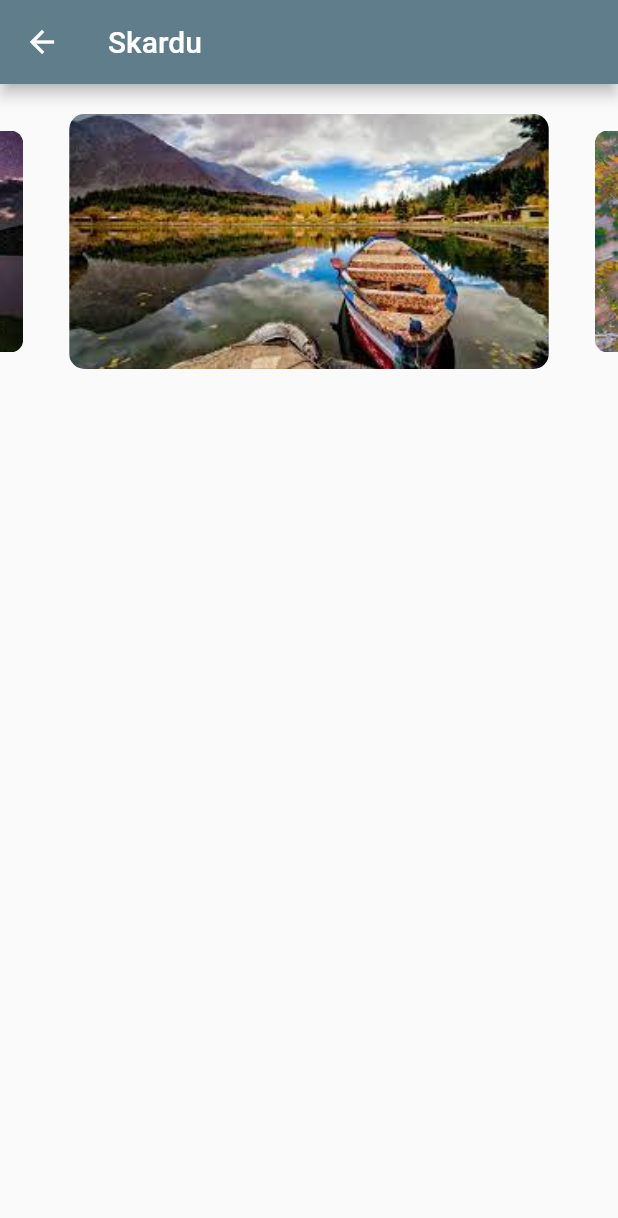
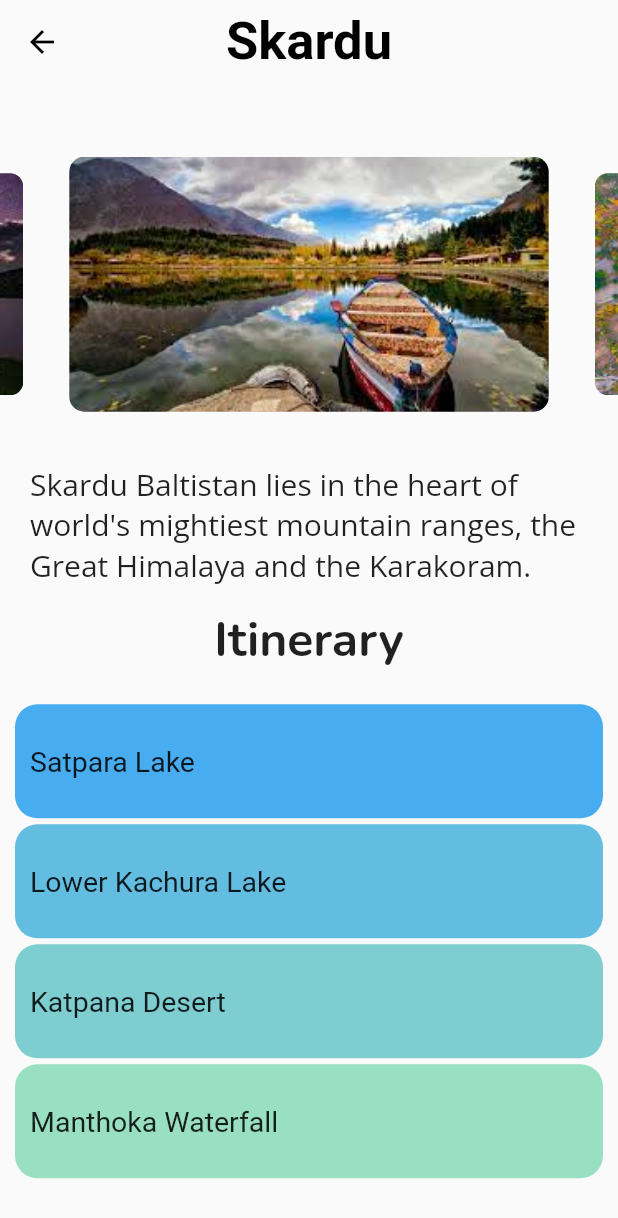
Before and after one commit to areeshak/travel_app, a Flutter app: the screen it shows after launch, after a tap on "Skardu", on a phone screen of 412 x 824 dp. Shown: the top 1218 px of the screen. Run offline on Flutter 3.47's test engine with Material 2 defaults, Android fonts, the phone set to English and light mode, and no system bars; our stand-ins replace google_fonts.

Commit message:
Add itinerary listview & change fonts.

```diff
--- a/lib/entities/locations.dart
+++ b/lib/entities/locations.dart
@@ -3,13 +3,13 @@ class Locations {
   String tag;
   List<String> imageLink;
   String description;
-  List<String>? itinerary;
+  List<String> itinerary;
 
   Locations({
     required this.name,
     required this.tag,
     required this.imageLink,
     required this.description,
-    this.itinerary,
+    required this.itinerary,
   });
 }
--- a/lib/views/explore.dart
+++ b/lib/views/explore.dart
@@ -1,4 +1,5 @@
 import 'package:flutter/material.dart';
+import 'package:google_fonts/google_fonts.dart';
 import 'package:travel_app/views/locationDetails.dart';
 import '../entities/locations.dart';
 
@@ -89,9 +90,9 @@ class _ExploreScreenState extends State<ExploreScreen> {
     return Scaffold(
       appBar: AppBar(
         centerTitle: true,
-        title: const Text(
+        title: Text(
           "Explore",
-          style: TextStyle(
+          style: GoogleFonts.satisfy(
             fontSize: 35,
             fontWeight: FontWeight.bold,
           ),
--- a/lib/views/locationDetails.dart
+++ b/lib/views/locationDetails.dart
@@ -1,5 +1,6 @@
 import 'package:carousel_slider/carousel_slider.dart';
 import 'package:flutter/material.dart';
+import 'package:google_fonts/google_fonts.dart';
 import '/entities/locations.dart';
 
 class LocationDetailsScreen extends StatefulWidget {
@@ -12,13 +13,31 @@ class LocationDetailsScreen extends StatefulWidget {
 }
 
 class _LocationDetailsScreenState extends State<LocationDetailsScreen> {
+  final List<Color> _colors = [
+    const Color(0xff48ACF0),
+    const Color(0xff63BDE1),
+    const Color(0xff7ECED1),
+    const Color(0xff99DFC2),
+    const Color(0xffB3EFB2),
+  ];
   @override
   Widget build(BuildContext context) {
     return Scaffold(
-      appBar: AppBar(
-        title: Text(widget.location.name),
+      appBar:AppBar(
+        centerTitle: true,
+        title: Text(
+          widget.location.name,
+          style: const TextStyle(
+            fontSize: 35,
+            fontWeight: FontWeight.bold,
+          ),
+        ),
+        backgroundColor: Colors.transparent,
+        foregroundColor: Colors.black,
+        elevation: 0,
       ),
       body: Center(
+        child: SingleChildScrollView(
           child: Column(
             children: <Widget>[
               const SizedBox(
@@ -46,11 +65,56 @@ class _LocationDetailsScreenState extends State<LocationDetailsScreen> {
                   aspectRatio: 16 / 9,
                   autoPlayCurve: Curves.fastOutSlowIn,
                   enableInfiniteScroll: true,
-                autoPlayAnimationDuration: Duration(milliseconds: 800),
+                  autoPlayAnimationDuration: const Duration(milliseconds: 800),
                   viewportFraction: 0.8,
                 ),
               ),
+              const SizedBox(
+                height: 30.0,
+              ),
+              Padding(
+                padding: const EdgeInsets.only(
+                  left: 20.0,
+                  right: 20.0,
+                ),
+                child: Text(
+                  widget.location.description,
+                  style: GoogleFonts.openSans(
+                      fontSize: 20, fontWeight: FontWeight.w400),
+                ),
+              ),
+              const SizedBox(
+                height: 15.0,
+              ),
+              Text(
+                'Itinerary',
+                style: GoogleFonts.nunito(
+                  fontSize: 32,
+                  fontWeight: FontWeight.bold,
+                ),
+              ),
+              const SizedBox(
+                height: 10.0,
+              ),
+              Padding(
+                padding: const EdgeInsets.all(10.0),
+                child: ListView.separated(
+                    //physics: const AlwaysScrollableScrollPhysics(),
+                    shrinkWrap: true,
+                    itemBuilder: (context, index) => ListTile(
+                          contentPadding: const EdgeInsets.all(10.0),
+                          tileColor: _colors[index % _colors.length],
+                          shape: RoundedRectangleBorder(
+                            borderRadius: BorderRadius.circular(15),
+                          ),
+                          title: Text(widget.location.itinerary[index], style: GoogleFonts.roboto(fontSize: 19),),
+                        ),
+                    separatorBuilder: (context, index) =>
+                        const Padding(padding: EdgeInsets.all(2.0)),
+                    itemCount: widget.location.itinerary.length),
+              ),
             ],
+          ),
         ),
       ),
     );
--- a/pubspec.yaml
+++ b/pubspec.yaml
@@ -35,6 +35,7 @@ dependencies:
   # Use with the CupertinoIcons class for iOS style icons.
   cupertino_icons: ^1.0.2
   carousel_slider: ^4.1.1
+  google_fonts: ^3.0.1
 
 dev_dependencies:
   flutter_test:
```
Also changed, not shown: pubspec.lock. Lines whose indentation alone changed are shown as unchanged.
